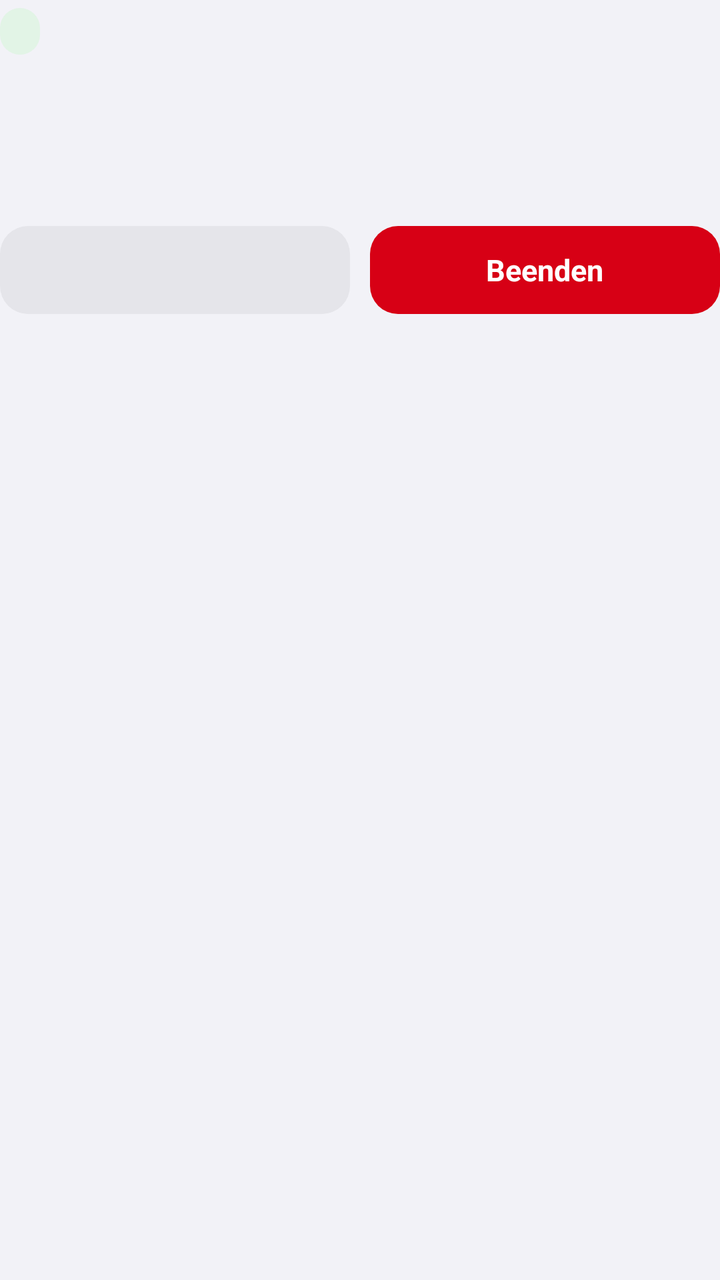
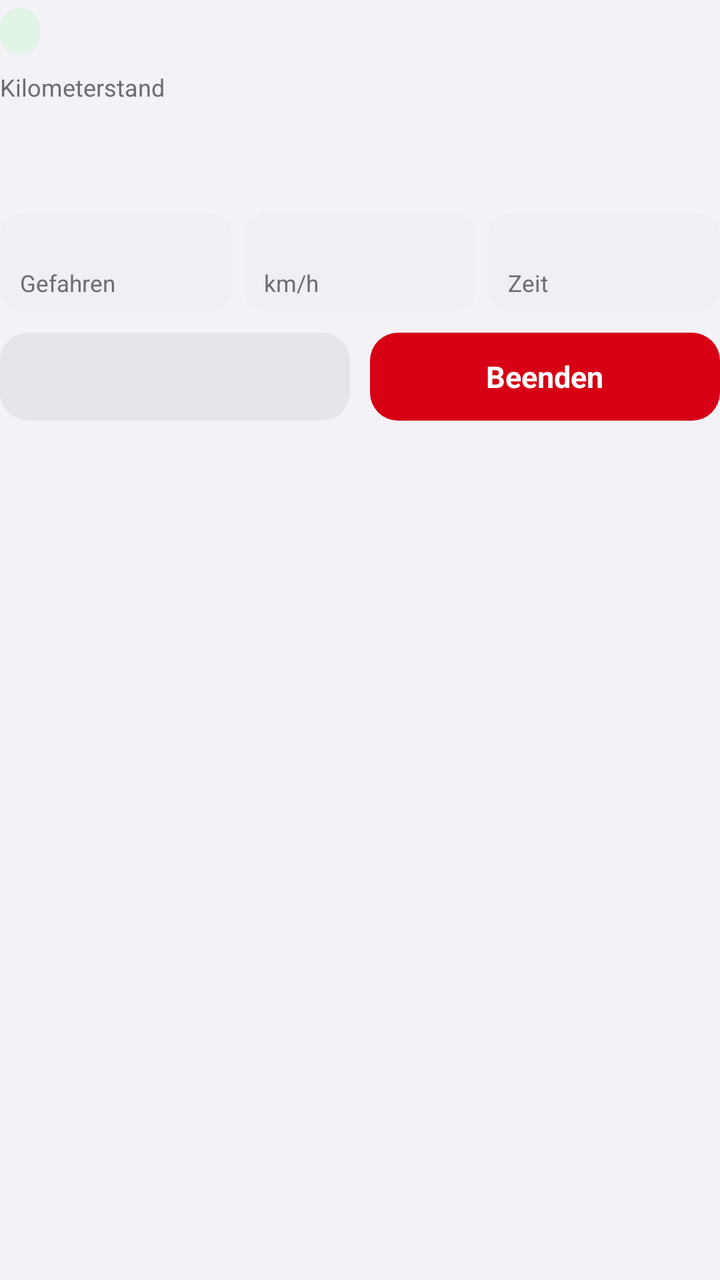

Compare the two renders of this Android layout. The source of the first and the diff that turns it into the second are given below.
<!-- AndroidManifest.xml: application theme Theme.KmStand -->
<!-- res/layout/notif_big.xml -->
<?xml version="1.0" encoding="utf-8"?>
<LinearLayout xmlns:android="http://schemas.android.com/apk/res/android"
    android:layout_width="match_parent"
    android:layout_height="wrap_content"
    android:orientation="vertical"
    android:paddingTop="4dp"
    android:paddingBottom="4dp">

    <TextView
        android:id="@+id/n_pill"
        android:layout_width="wrap_content"
        android:layout_height="wrap_content"
        android:background="@drawable/n_pill_go"
        android:paddingStart="10dp"
        android:paddingEnd="10dp"
        android:paddingTop="3dp"
        android:paddingBottom="3dp"
        android:textColor="@color/go"
        android:textSize="12.5sp"
        android:textStyle="bold" />

    <LinearLayout
        android:layout_width="wrap_content"
        android:layout_height="wrap_content"
        android:layout_marginTop="8dp"
        android:baselineAligned="true"
        android:orientation="horizontal">

        <TextView
            android:id="@+id/n_days"
            android:layout_width="wrap_content"
            android:layout_height="wrap_content"
            android:layout_marginEnd="8dp"
            android:textColor="@color/muted"
            android:textSize="20sp"
            android:textStyle="bold"
            android:visibility="gone" />

        <TextView
            android:id="@+id/n_clock"
            android:layout_width="wrap_content"
            android:layout_height="wrap_content"
            android:fontFeatureSettings="tnum"
            android:includeFontPadding="false"
            android:maxLines="1"
            android:textColor="@color/ink"
            android:textSize="38sp"
            android:textStyle="bold" />
    </LinearLayout>

    <TextView
        android:id="@+id/n_line"
        android:layout_width="wrap_content"
        android:layout_height="wrap_content"
        android:layout_marginTop="2dp"
        android:fontFeatureSettings="tnum"
        android:maxLines="1"
        android:textColor="@color/muted"
        android:textSize="14sp" />

    <LinearLayout
        android:layout_width="match_parent"
        android:layout_height="wrap_content"
        android:layout_marginTop="12dp"
        android:orientation="horizontal">

        <TextView
            android:id="@+id/n_b1"
            android:layout_width="0dp"
            android:layout_height="44dp"
            android:layout_weight="1"
            android:background="@drawable/n_btn_glass"
            android:gravity="center"
            android:textColor="@color/ink"
            android:textSize="15sp"
            android:textStyle="bold" />

        <TextView
            android:id="@+id/n_b2"
            android:layout_width="0dp"
            android:layout_height="44dp"
            android:layout_marginStart="10dp"
            android:layout_weight="1"
            android:background="@drawable/n_btn_stop"
            android:gravity="center"
            android:text="Beenden"
            android:textColor="#FFFFFF"
            android:textSize="15sp"
            android:textStyle="bold" />
    </LinearLayout>
</LinearLayout>
<!-- resources referenced by this layout -->
<resources>
  <color name="go">#1F7A36</color>
  <color name="ink">#1C1C1E</color>
  <color name="muted">#6C6C70</color>
  <!-- drawable n_btn_glass (drawable) -->
  <?xml version="1.0" encoding="utf-8"?>
  <shape xmlns:android="http://schemas.android.com/apk/res/android" android:shape="rectangle">
      <solid android:color="@color/notif_glass" />
      <corners android:radius="14dp" />
  </shape>
  <!-- drawable n_btn_stop (drawable) -->
  <?xml version="1.0" encoding="utf-8"?>
  <shape xmlns:android="http://schemas.android.com/apk/res/android" android:shape="rectangle">
      <solid android:color="@color/stop" />
      <corners android:radius="14dp" />
  </shape>
  <!-- drawable n_pill_go (drawable) -->
  <?xml version="1.0" encoding="utf-8"?>
  <shape xmlns:android="http://schemas.android.com/apk/res/android" android:shape="rectangle">
      <solid android:color="@color/go_soft" />
      <corners android:radius="999dp" />
  </shape>
  <style name="Theme.KmStand" parent="Theme.AppCompat.DayNight.NoActionBar">
          <item name="colorPrimary">@color/accent</item>
          <item name="colorPrimaryDark">@color/bg</item>
          <item name="colorAccent">@color/accent</item>
          <item name="android:windowBackground">@color/bg</item>
          <item name="android:statusBarColor">@color/bg</item>
          <item name="android:navigationBarColor">@color/bg</item>
          <item name="android:windowLightStatusBar">@bool/light_bars</item>
          <item name="android:windowLightNavigationBar">@bool/light_bars</item>
      </style>
  <color name="notif_glass">#E5E5EA</color>
  <color name="stop">#D70015</color>
  <color name="go_soft">#E2F4E6</color>
  <color name="accent">#0068D9</color>
  <color name="bg">#F2F2F7</color>
</resources>

<!-- the commit's change to res/layout/notif_big.xml (unified diff, before → after) -->
@@ -19,49 +19,132 @@
         android:textSize="12.5sp"
         android:textStyle="bold" />
 
-    <LinearLayout
+    <TextView
         android:layout_width="wrap_content"
         android:layout_height="wrap_content"
         android:layout_marginTop="8dp"
-        android:baselineAligned="true"
-        android:orientation="horizontal">
-
-        <TextView
-            android:id="@+id/n_days"
-            android:layout_width="wrap_content"
-            android:layout_height="wrap_content"
-            android:layout_marginEnd="8dp"
-            android:textColor="@color/muted"
-            android:textSize="20sp"
-            android:textStyle="bold"
-            android:visibility="gone" />
-
-        <TextView
-            android:id="@+id/n_clock"
-            android:layout_width="wrap_content"
-            android:layout_height="wrap_content"
-            android:fontFeatureSettings="tnum"
-            android:includeFontPadding="false"
-            android:maxLines="1"
-            android:textColor="@color/ink"
-            android:textSize="38sp"
-            android:textStyle="bold" />
-    </LinearLayout>
+        android:text="Kilometerstand"
+        android:textColor="@color/muted"
+        android:textSize="12sp" />
 
     <TextView
-        android:id="@+id/n_line"
+        android:id="@+id/n_odo"
         android:layout_width="wrap_content"
         android:layout_height="wrap_content"
-        android:layout_marginTop="2dp"
         android:fontFeatureSettings="tnum"
+        android:includeFontPadding="false"
         android:maxLines="1"
-        android:textColor="@color/muted"
-        android:textSize="14sp" />
+        android:textColor="@color/ink"
+        android:textSize="38sp"
+        android:textStyle="bold" />
 
     <LinearLayout
         android:layout_width="match_parent"
         android:layout_height="wrap_content"
-        android:layout_marginTop="12dp"
+        android:layout_marginTop="10dp"
+        android:orientation="horizontal">
+
+        <LinearLayout
+            android:layout_width="0dp"
+            android:layout_height="wrap_content"
+            android:layout_weight="1"
+            android:layout_marginStart="0dp"
+            android:background="@drawable/n_stat"
+            android:orientation="vertical"
+            android:paddingStart="10dp"
+            android:paddingEnd="10dp"
+            android:paddingTop="7dp"
+            android:paddingBottom="7dp">
+
+            <TextView
+                android:id="@+id/n_trip"
+                android:layout_width="wrap_content"
+                android:layout_height="wrap_content"
+                android:fontFeatureSettings="tnum"
+                android:maxLines="1"
+                android:textColor="@color/ink"
+                android:textSize="15sp"
+                android:textStyle="bold" />
+
+            <TextView
+                android:id="@+id/n_trip_label"
+                android:layout_width="wrap_content"
+                android:layout_height="wrap_content"
+                android:maxLines="1"
+                android:text="Gefahren"
+                android:textColor="@color/muted"
+                android:textSize="11.5sp" />
+        </LinearLayout>
+
+        <LinearLayout
+            android:layout_width="0dp"
+            android:layout_height="wrap_content"
+            android:layout_weight="1"
+            android:layout_marginStart="6dp"
+            android:background="@drawable/n_stat"
+            android:orientation="vertical"
+            android:paddingStart="10dp"
+            android:paddingEnd="10dp"
+            android:paddingTop="7dp"
+            android:paddingBottom="7dp">
+
+            <TextView
+                android:id="@+id/n_speed"
+                android:layout_width="wrap_content"
+                android:layout_height="wrap_content"
+                android:fontFeatureSettings="tnum"
+                android:maxLines="1"
+                android:textColor="@color/ink"
+                android:textSize="15sp"
+                android:textStyle="bold" />
+
+            <TextView
+                android:id="@+id/n_speed_label"
+                android:layout_width="wrap_content"
+                android:layout_height="wrap_content"
+                android:maxLines="1"
+                android:text="km/h"
+                android:textColor="@color/muted"
+                android:textSize="11.5sp" />
+        </LinearLayout>
+
+        <LinearLayout
+            android:layout_width="0dp"
+            android:layout_height="wrap_content"
+            android:layout_weight="1"
+            android:layout_marginStart="6dp"
+            android:background="@drawable/n_stat"
+            android:orientation="vertical"
+            android:paddingStart="10dp"
+            android:paddingEnd="10dp"
+            android:paddingTop="7dp"
+            android:paddingBottom="7dp">
+
+            <TextView
+                android:id="@+id/n_time"
+                android:layout_width="wrap_content"
+                android:layout_height="wrap_content"
+                android:fontFeatureSettings="tnum"
+                android:maxLines="1"
+                android:textColor="@color/ink"
+                android:textSize="15sp"
+                android:textStyle="bold" />
+
+            <TextView
+                android:id="@+id/n_time_label"
+                android:layout_width="wrap_content"
+                android:layout_height="wrap_content"
+                android:maxLines="1"
+                android:text="Zeit"
+                android:textColor="@color/muted"
+                android:textSize="11.5sp" />
+        </LinearLayout>
+    </LinearLayout>
+
+    <LinearLayout
+        android:layout_width="match_parent"
+        android:layout_height="wrap_content"
+        android:layout_marginTop="10dp"
         android:orientation="horizontal">
 
         <TextView
<!-- resource entries referenced after the edit -->
@@ -21,6 +21,12 @@
       <solid android:color="@color/go_soft" />
       <corners android:radius="999dp" />
   </shape>
+  <!-- drawable n_stat (drawable) -->
+  <?xml version="1.0" encoding="utf-8"?>
+  <shape xmlns:android="http://schemas.android.com/apk/res/android" android:shape="rectangle">
+      <solid android:color="@color/notif_stat" />
+      <corners android:radius="12dp" />
+  </shape>
   <style name="Theme.KmStand" parent="Theme.AppCompat.DayNight.NoActionBar">
           <item name="colorPrimary">@color/accent</item>
           <item name="colorPrimaryDark">@color/bg</item>
@@ -34,6 +40,7 @@
   <color name="notif_glass">#E5E5EA</color>
   <color name="stop">#D70015</color>
   <color name="go_soft">#E2F4E6</color>
+  <color name="notif_stat">#EFEFF4</color>
   <color name="accent">#0068D9</color>
   <color name="bg">#F2F2F7</color>
 </resources>
